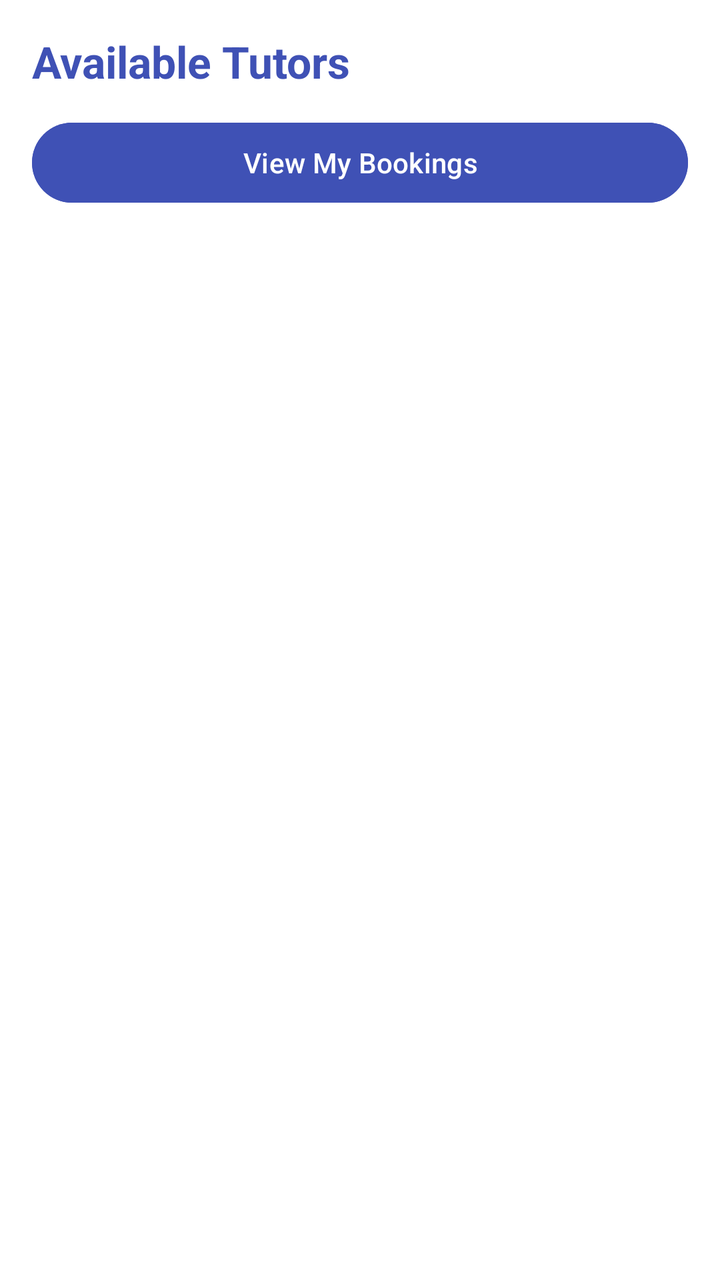
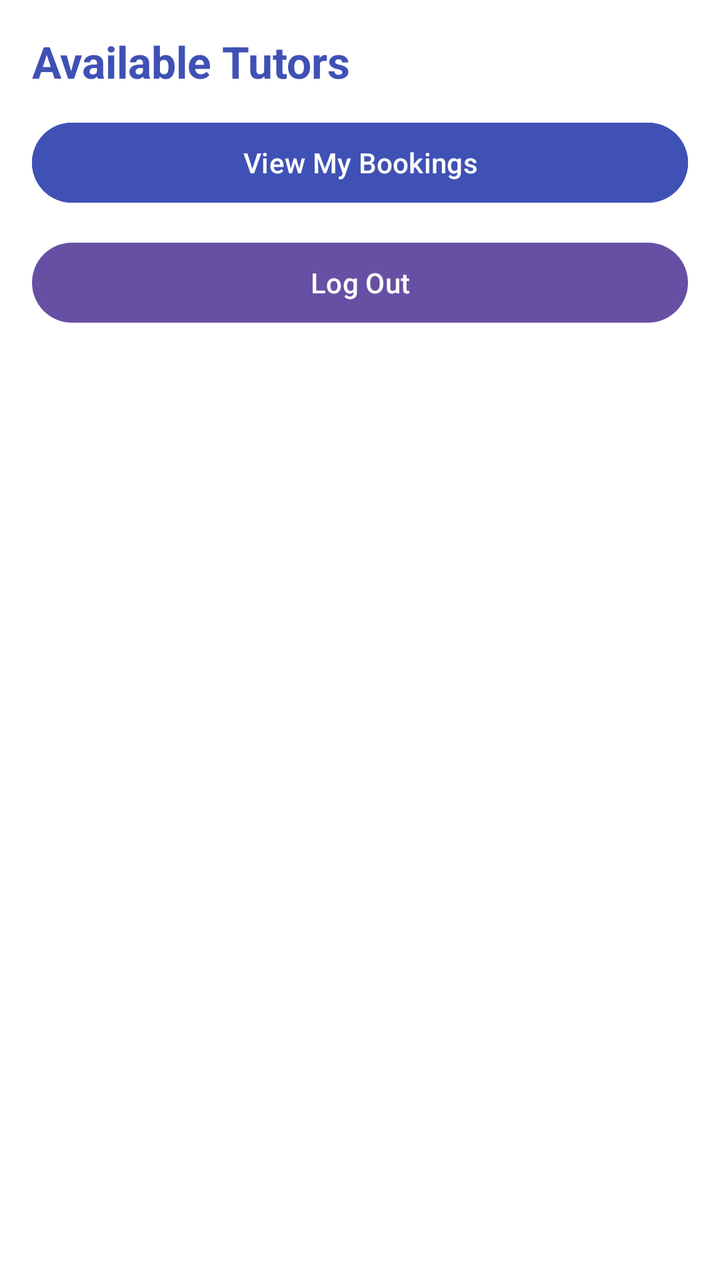

The first picture is an Android layout as it rendered before a commit; the second is the same layout after the commit. The layout source and the unified diff follow.
<!-- AndroidManifest.xml: application theme Theme.TutorSched -->
<!-- res/layout/activity_main.xml -->
<?xml version="1.0" encoding="utf-8"?>
<LinearLayout xmlns:android="http://schemas.android.com/apk/res/android"
    android:layout_width="match_parent"
    android:layout_height="match_parent"
    android:orientation="vertical"
    android:padding="16dp"
    android:background="#FFFFFF">

    <TextView
        android:layout_width="wrap_content"
        android:layout_height="wrap_content"
        android:text="Available Tutors"
        android:textSize="22sp"
        android:textStyle="bold"
        android:textColor="#3F51B5"
        android:layout_marginBottom="12dp"/>

    
    <Button
        android:id="@+id/btnViewMyBookings"
        android:layout_width="match_parent"
        android:layout_height="wrap_content"
        android:text="View My Bookings"
        android:backgroundTint="#3F51B5"
        android:textColor="#FFFFFF"
        android:layout_marginBottom="16dp"/>

    <androidx.recyclerview.widget.RecyclerView
        android:id="@+id/recyclerViewTutors"
        android:layout_width="match_parent"
        android:layout_height="match_parent"/>

    <Button
        android:id="@+id/btnLogout"
        android:layout_width="match_parent"
        android:layout_height="wrap_content"
        android:text="Log Out"
        android:backgroundTint="#E53935"
        android:textColor="#FFFFFF"
        android:layout_marginTop="16dp"/>

    <Button
        android:id="@+id/btnMyBookings"
        android:layout_width="match_parent"
        android:layout_height="wrap_content"
        android:text="My Bookings"/>


</LinearLayout>
<!-- resources referenced by this layout -->
<resources>
  <style name="Theme.TutorSched" parent="Base.Theme.TutorSched" />
  <style name="Base.Theme.TutorSched" parent="Theme.Material3.DayNight.NoActionBar">
          
          
      </style>
</resources>

<!-- the commit's change to res/layout/activity_main.xml (unified diff, before → after) -->
@@ -7,15 +7,14 @@
     android:background="#FFFFFF">
 
     <TextView
-        android:layout_width="wrap_content"
+        android:layout_width="match_parent"
         android:layout_height="wrap_content"
         android:text="Available Tutors"
         android:textSize="22sp"
         android:textStyle="bold"
         android:textColor="#3F51B5"
-        android:layout_marginBottom="12dp"/>
+        android:layout_marginBottom="12dp" />
 
-    
     <Button
         android:id="@+id/btnViewMyBookings"
         android:layout_width="match_parent"
@@ -23,27 +22,18 @@
         android:text="View My Bookings"
         android:backgroundTint="#3F51B5"
         android:textColor="#FFFFFF"
-        android:layout_marginBottom="16dp"/>
-
-    <androidx.recyclerview.widget.RecyclerView
-        android:id="@+id/recyclerViewTutors"
-        android:layout_width="match_parent"
-        android:layout_height="match_parent"/>
+        android:layout_marginBottom="12dp" />
 
     <Button
         android:id="@+id/btnLogout"
         android:layout_width="match_parent"
         android:layout_height="wrap_content"
         android:text="Log Out"
-        android:backgroundTint="#E53935"
-        android:textColor="#FFFFFF"
-        android:layout_marginTop="16dp"/>
+        android:layout_marginBottom="16dp" />
 
-    <Button
-        android:id="@+id/btnMyBookings"
+    <androidx.recyclerview.widget.RecyclerView
+        android:id="@+id/recyclerViewTutors"
         android:layout_width="match_parent"
-        android:layout_height="wrap_content"
-        android:text="My Bookings"/>
-
+        android:layout_height="match_parent" />
 
 </LinearLayout>
